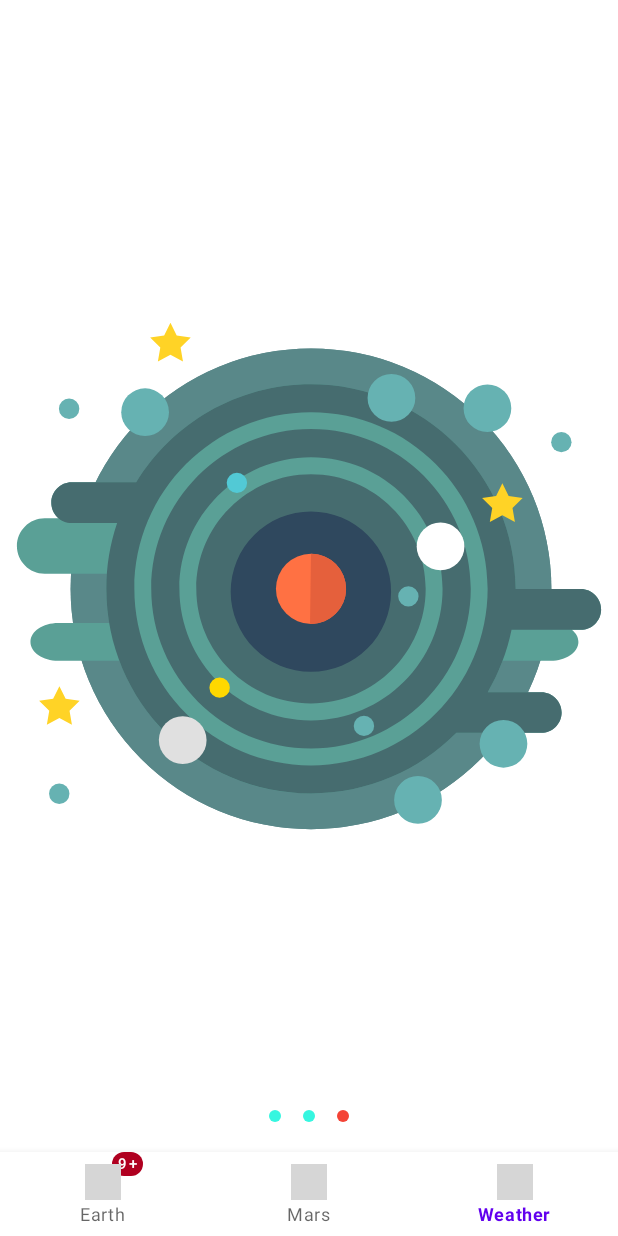
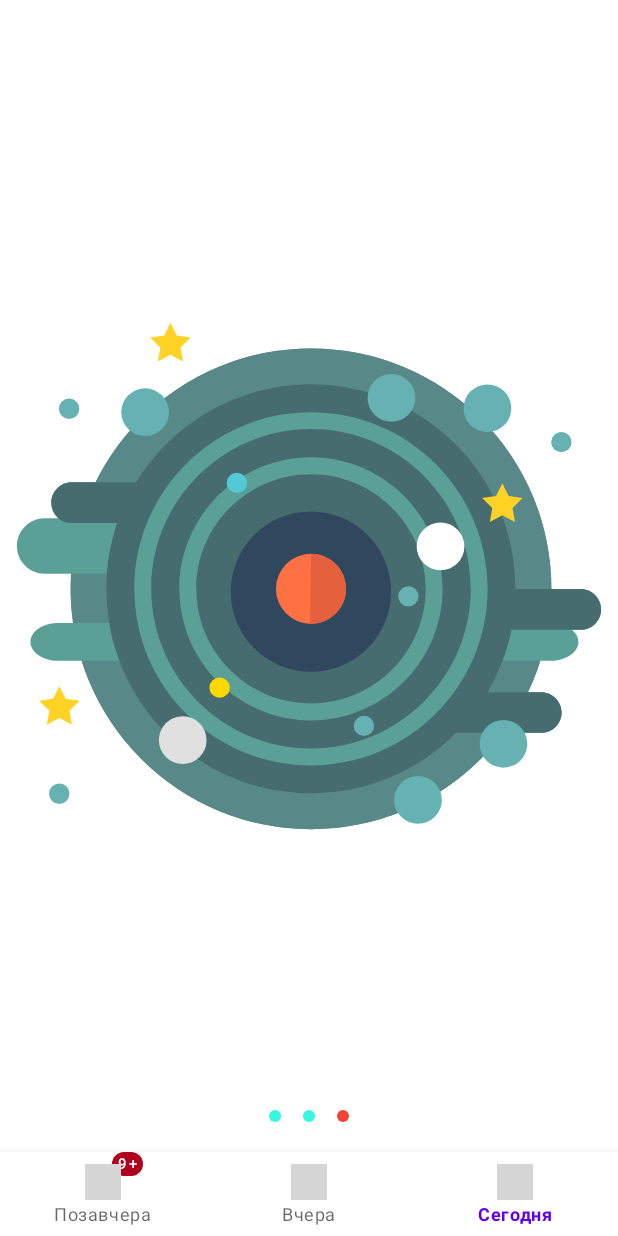
Before and after one commit to manunia/Material, an Android app: the ApiBottomActivity screen opened directly, with no data from a screen before it, item 3 of the bottom bar chosen, on a phone screen of 412 x 824 dp. Run offline under Robolectric (Android 15) with nearby library versions, the phone set to English and light mode, and no system bars; grey boxes are pictures that could not be loaded.

Commit message:
изменены подписи

```diff
--- a/app/src/main/res/menu/menu_bottom_navigation_view.xml
+++ b/app/src/main/res/menu/menu_bottom_navigation_view.xml
@@ -3,15 +3,15 @@
     <item
         android:id="@+id/bottom_view_earth"
         android:icon="@drawable/ic_earth"
-        android:title="Earth" />
+        android:title="Позавчера" />
 
     <item
         android:id="@+id/bottom_view_mars"
         android:icon="@drawable/ic_mars"
-        android:title="Mars" />
+        android:title="Вчера" />
 
     <item
         android:id="@+id/bottom_view_weather"
         android:icon="@drawable/ic_system"
-        android:title="Weather" />
+        android:title="Сегодня" />
 </menu>
```
